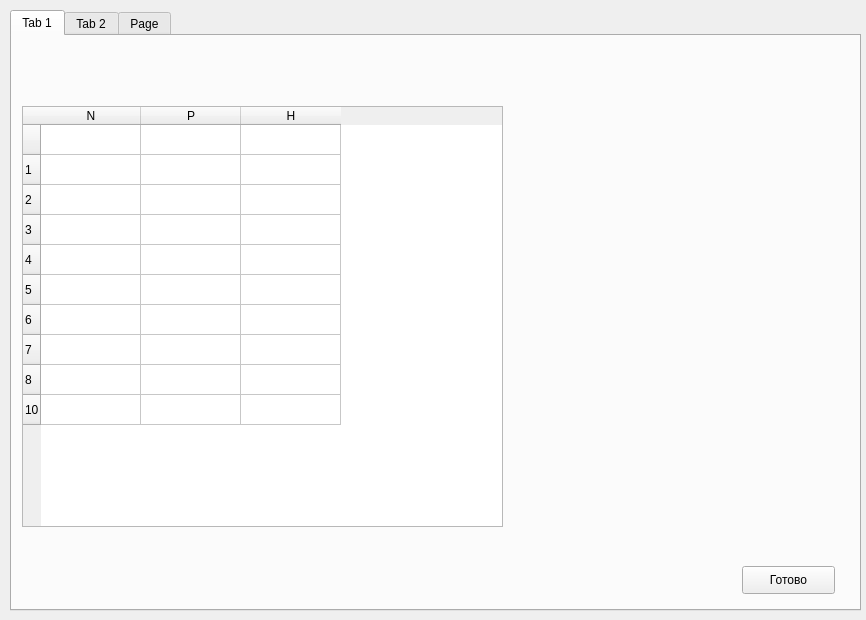
Old version of the form app/first_window.ui in the repository biggvladik/drilling.
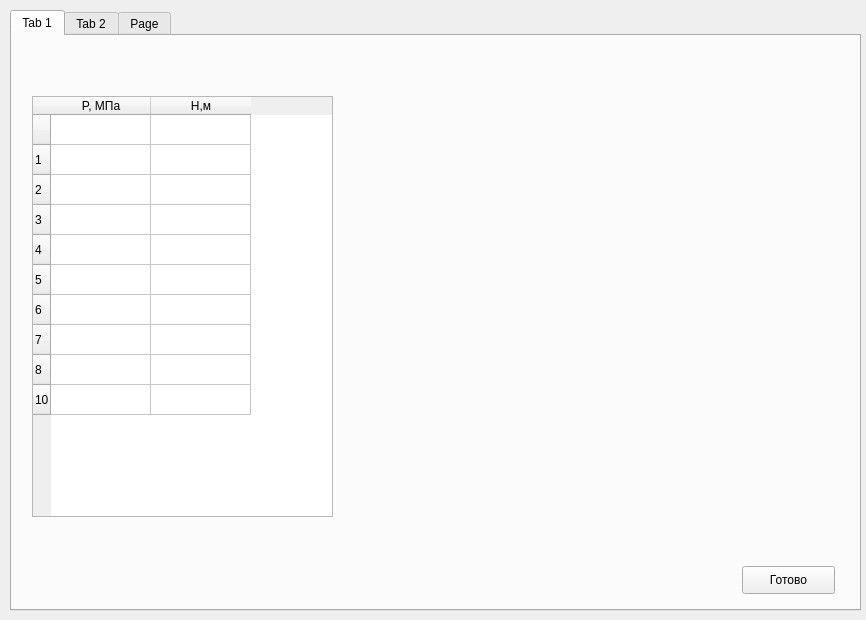
New version of the form.

Commit message: two_demo

```diff
--- a/app/first_window.ui
+++ b/app/first_window.ui
@@ -33,9 +33,9 @@
      <widget class="QTableWidget" name="tableWidget">
       <property name="geometry">
        <rect>
-        <x>10</x>
-        <y>70</y>
-        <width>481</width>
+        <x>20</x>
+        <y>60</y>
+        <width>301</width>
         <height>421</height>
        </rect>
       </property>
@@ -91,17 +91,12 @@
       </row>
       <column>
        <property name="text">
-        <string>N</string>
+        <string>P, МПа</string>
        </property>
       </column>
       <column>
        <property name="text">
-        <string>P</string>
-       </property>
-      </column>
-      <column>
-       <property name="text">
-        <string>H</string>
+        <string>H,м</string>
        </property>
       </column>
      </widget>
```
The commit also changes 2 other files.
